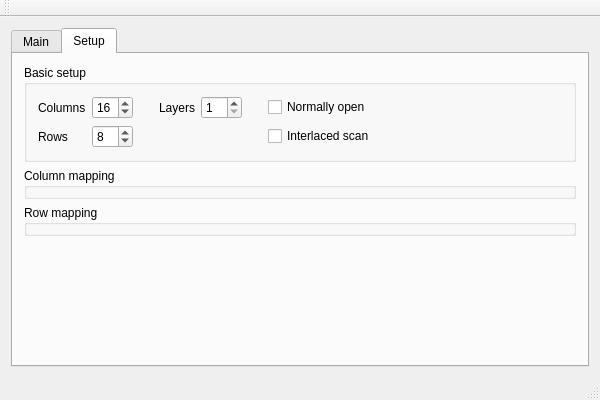
dmaone/CommonSense, file FlightController/FlightController.ui: the form before one commit.
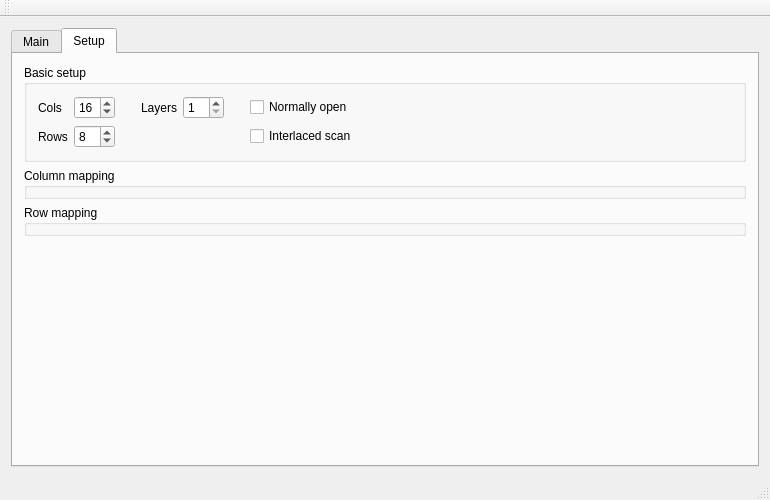
The form after the commit. Custom widgets are drawn as their Qt base class.

Commit message: WIP: Add col/row mapping GUI.

Diff of the .ui file:
```diff
--- a/FlightController/FlightController.ui
+++ b/FlightController/FlightController.ui
@@ -6,8 +6,8 @@
    <rect>
     <x>0</x>
     <y>0</y>
-    <width>600</width>
-    <height>400</height>
+    <width>770</width>
+    <height>500</height>
    </rect>
   </property>
   <property name="windowTitle">
@@ -212,7 +212,7 @@
             </widget>
            </item>
            <item row="1" column="1">
-            <widget class="QSpinBox" name="Columns">
+            <widget class="QSpinBox" name="Rows">
              <property name="minimum">
               <number>1</number>
              </property>
@@ -243,7 +243,7 @@
            <item row="0" column="0">
             <widget class="QLabel" name="label">
              <property name="text">
-              <string>Columns</string>
+              <string>Cols</string>
              </property>
             </widget>
            </item>
@@ -258,7 +258,7 @@
             </widget>
            </item>
            <item row="0" column="1">
-            <widget class="QSpinBox" name="Rows">
+            <widget class="QSpinBox" name="Cols">
              <property name="minimum">
               <number>1</number>
              </property>
```
The commit also changes 4 other files.
